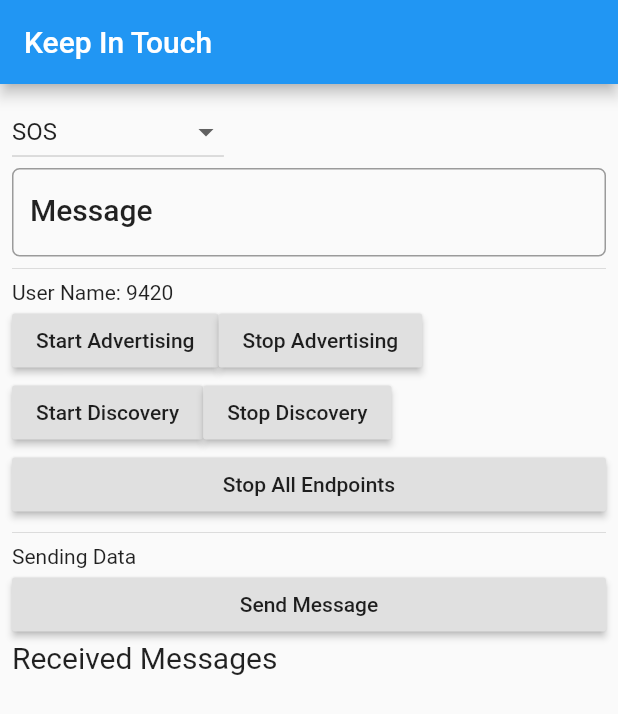
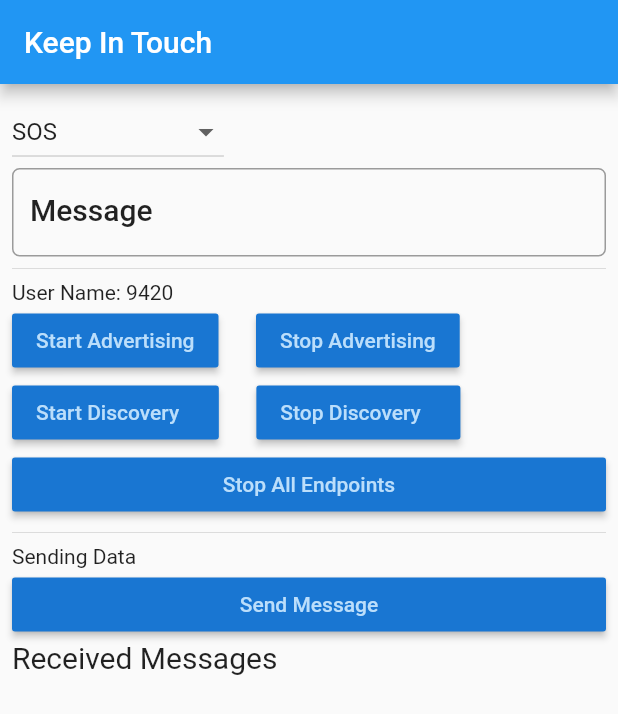
Before and after one commit to Akshay0799/KIT, a Flutter app: the screen it shows after launch, on a phone screen of 412 x 824 dp. Shown: the top 714 px of the screen. Run offline on Flutter 3.47's test engine with Material 2 defaults, Android fonts, the phone set to English and light mode, and no system bars.

Commit message:
UI changes

```diff
--- a/example/lib/main.dart
+++ b/example/lib/main.dart
@@ -3,8 +3,10 @@ import 'dart:math';
 import 'dart:typed_data';
 
 import 'package:flutter/material.dart';
+import './maps.dart';
 import 'package:nearby_connections/nearby_connections.dart';
-import 'package:image_picker/image_picker.dart';
+//import 'package:image_picker/image_picker.dart';
+//import 'package:location/location.dart';
 
 void main() => runApp(MyApp());
 
@@ -46,6 +48,7 @@ class _MyBodyState extends State<Body> {
 
   @override
   void initState() {
+    super.initState();
     checkloc();
   }
 
@@ -88,6 +91,8 @@ class _MyBodyState extends State<Body> {
             Wrap(
               children: <Widget>[
                 RaisedButton(
+                  color: Theme.of(context).primaryColorDark,
+                  textColor: Theme.of(context).primaryColorLight,
                   child: Text("Start Advertising"),
                   onPressed: () async {
                     try {
@@ -108,7 +113,10 @@ class _MyBodyState extends State<Body> {
                     }
                   },
                 ),
+                Container(width: 5.0 * 5),
                 RaisedButton(
+                  color: Theme.of(context).primaryColorDark,
+                  textColor: Theme.of(context).primaryColorLight,
                   child: Text("Stop Advertising"),
                   onPressed: () async {
                     await Nearby().stopAdvertising();
@@ -119,7 +127,9 @@ class _MyBodyState extends State<Body> {
             Wrap(
               children: <Widget>[
                 RaisedButton(
-                  child: Text("Start Discovery"),
+                  color: Theme.of(context).primaryColorDark,
+                  textColor: Theme.of(context).primaryColorLight,
+                  child: Text("Start Discovery   "),
                   onPressed: () async {
                     try {
                       bool a = await Nearby().startDiscovery(
@@ -171,8 +181,11 @@ class _MyBodyState extends State<Body> {
                     }
                   },
                 ),
+                Container(width: 5.0 * 5),
                 RaisedButton(
-                  child: Text("Stop Discovery"),
+                  color: Theme.of(context).primaryColorDark,
+                  textColor: Theme.of(context).primaryColorLight,
+                  child: Text("Stop Discovery   "),
                   onPressed: () async {
                     await Nearby().stopDiscovery();
                   },
@@ -180,6 +193,8 @@ class _MyBodyState extends State<Body> {
               ],
             ),
             RaisedButton(
+              color: Theme.of(context).primaryColorDark,
+              textColor: Theme.of(context).primaryColorLight,
               child: Text("Stop All Endpoints"),
               onPressed: () async {
                 await Nearby().stopAllEndpoints();
@@ -190,6 +205,8 @@ class _MyBodyState extends State<Body> {
               "Sending Data",
             ),
             RaisedButton(
+                color: Theme.of(context).primaryColorDark,
+                textColor: Theme.of(context).primaryColorLight,
                 child: Text("Send Message"),
                 onPressed: () async {
                   String a = myController.text;
@@ -222,7 +239,10 @@ class _MyBodyState extends State<Body> {
             //     }
             //   },
             // ),
-            Text('Received Messages\n', style: TextStyle(fontSize: 20)),
+            Text(
+              'Received Messages\n',
+              style: TextStyle(fontSize: 20),
+            ),
             Column(
                 children: msg
                     .map((f) => Row(children: <Widget>[
@@ -232,7 +252,12 @@ class _MyBodyState extends State<Body> {
                           RaisedButton(
                             color: Theme.of(context).primaryColorDark,
                             textColor: Theme.of(context).primaryColorLight,
-                            onPressed: Go,
+                            onPressed: () {
+                              Navigator.push(
+                                context,
+                                MaterialPageRoute(builder: (context) => maps()),
+                              );
+                            },
                             child: Text('View', style: TextStyle(fontSize: 20)),
                           )
                         ]))
```
Also changed, not shown: 1 other file.
